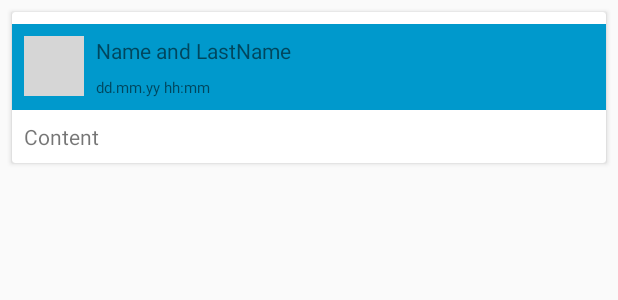
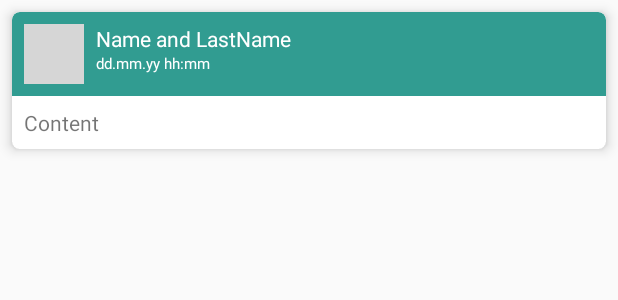
Before and after one commit to Shiplayer/VkWall, an Android app: the layout rv_item_text.xml on its own in the app's theme, with its tools: preview values and no code run, on a phone screen of 412 x 824 dp. Shown: the top 300 px of the screen. Run offline under Robolectric (Android 15) with nearby library versions, the phone set to English and light mode, and no system bars; network calls fail; grey boxes are pictures that could not be loaded.

Commit message:
update layout, add background for title wall items

```diff
--- /dev/null
+++ b/app/src/main/res/drawable/bg_with_corner.xml
@@ -0,0 +1,12 @@
+<?xml version="1.0" encoding="utf-8"?>
+<shape xmlns:android="http://schemas.android.com/apk/res/android"
+android:shape="rectangle">
+    <gradient
+        android:startColor="@color/titleItemColor"
+        android:endColor="@color/titleItemColor"/>
+    <corners
+        android:topLeftRadius="5dp"
+        android:topRightRadius="5dp"
+        />
+
+</shape>
--- a/app/src/main/res/layout/activity_main.xml
+++ b/app/src/main/res/layout/activity_main.xml
@@ -7,6 +7,12 @@
         android:layout_height="match_parent"
         tools:context=".MainActivity">
 
+    <Button
+            android:text="Button"
+            android:layout_width="wrap_content"
+            android:layout_height="wrap_content" android:id="@+id/button" android:layout_marginTop="8dp"
+            app:layout_constraintTop_toBottomOf="@+id/btn_show" app:layout_constraintStart_toEndOf="@+id/edit_count"
+            app:layout_constraintEnd_toEndOf="parent" android:layout_marginEnd="8dp"/>
     <EditText
             android:layout_width="wrap_content"
             android:layout_height="wrap_content"
@@ -32,8 +38,8 @@
             android:layout_marginTop="8dp" app:layout_constraintTop_toTopOf="parent"
             android:textAppearance="@style/TextAppearance.AppCompat.Light.SearchResult.Title"/>
     <FrameLayout
-            android:layout_width="369dp"
-            android:layout_height="387dp" android:layout_marginTop="8dp"
+            android:layout_width="0dp"
+            android:layout_height="0dp" android:layout_marginTop="8dp"
             app:layout_constraintTop_toBottomOf="@+id/edit_count" app:layout_constraintEnd_toEndOf="parent"
             android:layout_marginEnd="8dp" app:layout_constraintStart_toStartOf="parent"
             android:layout_marginStart="8dp" android:layout_marginBottom="8dp"
@@ -46,6 +52,7 @@
                 android:id="@+id/pb_loading" android:layout_gravity="center"/>
         <android.support.v7.widget.RecyclerView
                 android:layout_width="match_parent"
-                android:layout_height="match_parent" android:id="@+id/rv_wall"/>
+                android:layout_height="match_parent"
+                android:id="@+id/rv_wall"/>
     </FrameLayout>
 </android.support.constraint.ConstraintLayout>
--- a/app/src/main/res/layout/rv_item_text.xml
+++ b/app/src/main/res/layout/rv_item_text.xml
@@ -10,7 +10,8 @@
             android:layout_height="wrap_content"
             android:layout_marginTop="8dp"
             android:layout_marginBottom="8dp"
-            android:layout_margin="8dp">
+            android:layout_margin="8dp" app:cardCornerRadius="5dp" app:cardElevation="5dp"
+            app:cardUseCompatPadding="false">
         <android.support.constraint.ConstraintLayout
                 android:layout_width="match_parent"
                 android:layout_height="match_parent">
@@ -30,9 +31,9 @@
             <android.support.constraint.ConstraintLayout
                     android:layout_width="match_parent"
                     android:layout_height="wrap_content"
-                    android:layout_marginTop="8dp"
                     app:layout_constraintTop_toTopOf="parent"
-                    android:id="@+id/constraintLayout" android:background="@android:color/holo_blue_dark">
+                    android:id="@+id/constraintLayout"
+                    android:background="@drawable/bg_with_corner">
 
                 <TextView
                         android:text="Name and LastName"
@@ -43,7 +44,8 @@
                         android:layout_marginStart="8dp"
                         android:layout_marginTop="8dp"
                         app:layout_constraintTop_toTopOf="parent" android:layout_marginEnd="8dp"
-                        app:layout_constraintEnd_toEndOf="parent" android:layout_width="0dp"/>
+                        app:layout_constraintEnd_toEndOf="parent" android:layout_width="0dp"
+                        android:textColor="@android:color/white"/>
                 <ImageView
                         android:layout_width="40dp"
                         android:layout_height="40dp"
@@ -62,8 +64,7 @@
                         app:layout_constraintTop_toBottomOf="@+id/item_title"
                         app:layout_constraintStart_toEndOf="@+id/item_logo"
                         android:layout_marginStart="8dp"
-                        android:layout_marginTop="8dp"
-                        android:textSize="10sp"/>
+                        android:textSize="10sp" android:textColor="@android:color/white"/>
                 <Space
                         android:layout_width="wrap_content"
                         android:layout_height="8dp"
--- a/app/src/main/res/values/colors.xml
+++ b/app/src/main/res/values/colors.xml
@@ -3,4 +3,5 @@
     <color name="colorPrimary">#008577</color>
     <color name="colorPrimaryDark">#00574B</color>
     <color name="colorAccent">#D81B60</color>
+    <color name="titleItemColor">#ce008577</color>
 </resources>
```
